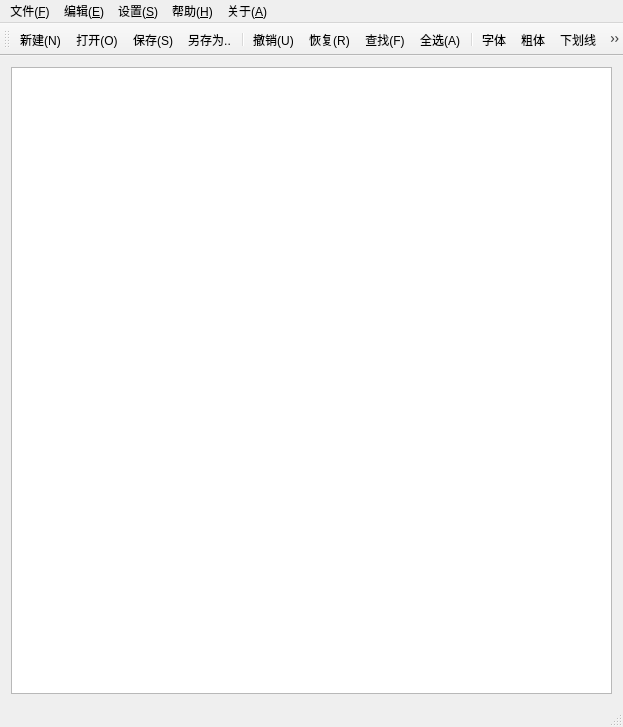
Qt form mainwindow.ui (Malloc-Luo/Notepad) before a commit.
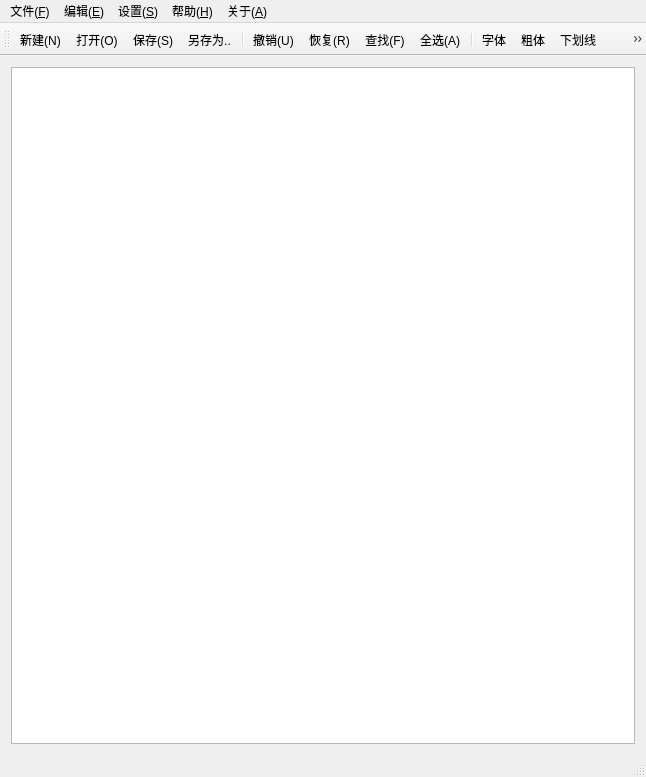
The same form after that commit. Icons and pictures are not drawn.

```diff
--- a/mainwindow.ui
+++ b/mainwindow.ui
@@ -6,8 +6,8 @@
    <rect>
     <x>0</x>
     <y>0</y>
-    <width>623</width>
-    <height>727</height>
+    <width>646</width>
+    <height>777</height>
    </rect>
   </property>
   <property name="windowTitle">
@@ -44,7 +44,7 @@
     <rect>
      <x>0</x>
      <y>0</y>
-     <width>623</width>
+     <width>646</width>
      <height>26</height>
     </rect>
    </property>
```
Left out of the diff: 10 changed lines with no effect on the pictures.
